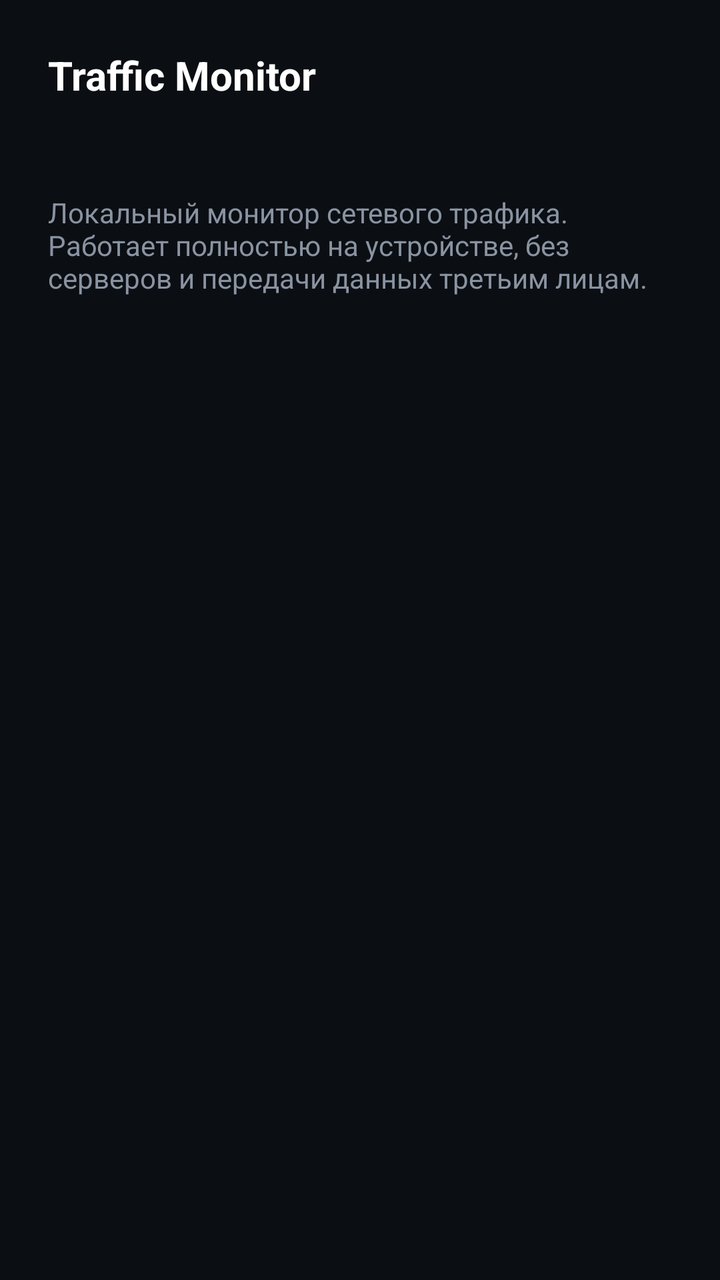
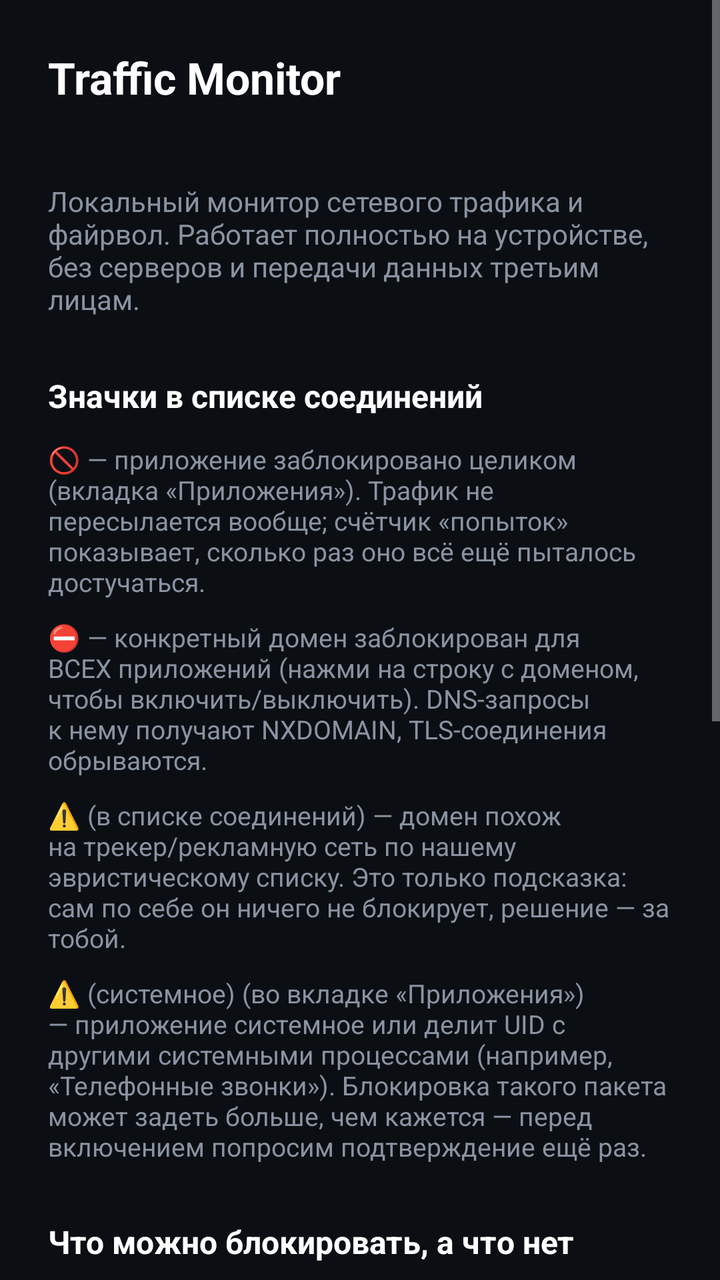

The first picture is an Android layout as it rendered before a commit; the second is the same layout after the commit. The layout source and the unified diff follow.
<!-- AndroidManifest.xml: application theme Theme.TrafficMonitor -->
<!-- res/layout/fragment_settings.xml -->
<?xml version="1.0" encoding="utf-8"?>
<LinearLayout xmlns:android="http://schemas.android.com/apk/res/android"
    android:layout_width="match_parent"
    android:layout_height="match_parent"
    android:orientation="vertical"
    android:background="@color/app_background"
    android:padding="24dp">

    <TextView
        android:layout_width="match_parent"
        android:layout_height="wrap_content"
        android:text="Traffic Monitor"
        android:textColor="@color/app_text_primary"
        android:textSize="20sp"
        android:textStyle="bold" />

    <TextView
        android:id="@+id/settingsVersion"
        android:layout_width="match_parent"
        android:layout_height="wrap_content"
        android:layout_marginTop="4dp"
        android:textColor="@color/app_text_secondary"
        android:textSize="13sp" />

    <TextView
        android:layout_width="match_parent"
        android:layout_height="wrap_content"
        android:layout_marginTop="24dp"
        android:text="Локальный монитор сетевого трафика. Работает полностью на устройстве, без серверов и передачи данных третьим лицам."
        android:textColor="@color/app_text_secondary"
        android:textSize="14sp" />

</LinearLayout>
<!-- resources referenced by this layout -->
<resources>
  <color name="app_background">#0B0F14</color>
  <color name="app_text_primary">#FFFFFF</color>
  <color name="app_text_secondary">#8A93A1</color>
  <style name="Theme.TrafficMonitor" parent="Theme.MaterialComponents.NoActionBar">
          <item name="colorPrimary">@color/app_accent</item>
          <item name="colorAccent">@color/app_accent</item>
          <item name="android:windowBackground">@color/app_background</item>
          <item name="colorSurface">@color/app_surface</item>
      </style>
  <color name="app_accent">#FF3B30</color>
  <color name="app_surface">#151B24</color>
</resources>

<!-- the commit's change to res/layout/fragment_settings.xml (unified diff, before → after) -->
@@ -1,33 +1,150 @@
 <?xml version="1.0" encoding="utf-8"?>
-<LinearLayout xmlns:android="http://schemas.android.com/apk/res/android"
+<ScrollView xmlns:android="http://schemas.android.com/apk/res/android"
     android:layout_width="match_parent"
     android:layout_height="match_parent"
-    android:orientation="vertical"
-    android:background="@color/app_background"
-    android:padding="24dp">
+    android:background="@color/app_background">
 
-    <TextView
+    <LinearLayout
         android:layout_width="match_parent"
         android:layout_height="wrap_content"
-        android:text="Traffic Monitor"
-        android:textColor="@color/app_text_primary"
-        android:textSize="20sp"
-        android:textStyle="bold" />
+        android:orientation="vertical"
+        android:padding="24dp">
 
-    <TextView
-        android:id="@+id/settingsVersion"
-        android:layout_width="match_parent"
-        android:layout_height="wrap_content"
-        android:layout_marginTop="4dp"
-        android:textColor="@color/app_text_secondary"
-        android:textSize="13sp" />
+        <TextView
+            android:layout_width="match_parent"
+            android:layout_height="wrap_content"
+            android:text="@string/app_name"
+            android:textColor="@color/app_text_primary"
+            android:textSize="22sp"
+            android:textStyle="bold" />
 
-    <TextView
-        android:layout_width="match_parent"
-        android:layout_height="wrap_content"
-        android:layout_marginTop="24dp"
-        android:text="Локальный монитор сетевого трафика. Работает полностью на устройстве, без серверов и передачи данных третьим лицам."
-        android:textColor="@color/app_text_secondary"
-        android:textSize="14sp" />
+        <TextView
+            android:id="@+id/settingsVersion"
+            android:layout_width="match_parent"
+            android:layout_height="wrap_content"
+            android:layout_marginTop="4dp"
+            android:textColor="@color/app_text_secondary"
+            android:textSize="13sp" />
 
-</LinearLayout>
+        <TextView
+            android:layout_width="match_parent"
+            android:layout_height="wrap_content"
+            android:layout_marginTop="16dp"
+            android:text="Локальный монитор сетевого трафика и файрвол. Работает полностью на устройстве, без серверов и передачи данных третьим лицам."
+            android:textColor="@color/app_text_secondary"
+            android:textSize="14sp" />
+
+        
+        <TextView
+            android:layout_width="match_parent"
+            android:layout_height="wrap_content"
+            android:layout_marginTop="28dp"
+            android:text="Значки в списке соединений"
+            android:textColor="@color/app_text_primary"
+            android:textSize="16sp"
+            android:textStyle="bold" />
+
+        <TextView
+            android:layout_width="match_parent"
+            android:layout_height="wrap_content"
+            android:layout_marginTop="12dp"
+            android:text="🚫 — приложение заблокировано целиком (вкладка «Приложения»). Трафик не пересылается вообще; счётчик «попыток» показывает, сколько раз оно всё ещё пыталось достучаться."
+            android:textColor="@color/app_text_secondary"
+            android:textSize="13sp" />
+
+        <TextView
+            android:layout_width="match_parent"
+            android:layout_height="wrap_content"
+            android:layout_marginTop="10dp"
+            android:text="⛔ — конкретный домен заблокирован для ВСЕХ приложений (нажми на строку с доменом, чтобы включить/выключить). DNS-запросы к нему получают NXDOMAIN, TLS-соединения обрываются."
+            android:textColor="@color/app_text_secondary"
+            android:textSize="13sp" />
+
+        <TextView
+            android:layout_width="match_parent"
+            android:layout_height="wrap_content"
+            android:layout_marginTop="10dp"
+            android:text="⚠️ (в списке соединений) — домен похож на трекер/рекламную сеть по нашему эвристическому списку. Это только подсказка: сам по себе он ничего не блокирует, решение — за тобой."
+            android:textColor="@color/app_text_secondary"
+            android:textSize="13sp" />
+
+        <TextView
+            android:layout_width="match_parent"
+            android:layout_height="wrap_content"
+            android:layout_marginTop="10dp"
+            android:text="⚠️ (системное) (во вкладке «Приложения») — приложение системное или делит UID с другими системными процессами (например, «Телефонные звонки»). Блокировка такого пакета может задеть больше, чем кажется — перед включением попросим подтверждение ещё раз."
+            android:textColor="@color/app_text_secondary"
+            android:textSize="13sp" />
+
+        
+        <TextView
+            android:layout_width="match_parent"
+            android:layout_height="wrap_content"
+            android:layout_marginTop="28dp"
+            android:text="Что можно блокировать, а что нет"
+            android:textColor="@color/app_text_primary"
+            android:textSize="16sp"
+            android:textStyle="bold" />
+
+        <TextView
+            android:layout_width="match_parent"
+            android:layout_height="wrap_content"
+            android:layout_marginTop="12dp"
+            android:text="Безопасно: любое обычное приложение без пометки «системное» — блокируй целиком, если хочешь отрезать ему интернет. Любой домен с пометкой ⚠️ (трекер) — блокируй тапом по строке, это не ломает функционал."
+            android:textColor="@color/app_text_secondary"
+            android:textSize="13sp" />
+
+        <TextView
+            android:layout_width="match_parent"
+            android:layout_height="wrap_content"
+            android:layout_marginTop="10dp"
+            android:text="Осторожно или вообще не надо: приложения с пометкой «⚠️ (системное)» — не блокируй целиком (например, «Телефонные звонки» может сломать звонки/VoLTE). Google Play Cервисы (com.google.android.gms) — от них зависят push-уведомления и функции других приложений. «Система» (android) — часто включает DNS и базовые сетевые проверки."
+            android:textColor="@color/app_text_secondary"
+            android:textSize="13sp" />
+
+        <TextView
+            android:layout_width="match_parent"
+            android:layout_height="wrap_content"
+            android:layout_marginTop="10dp"
+            android:text="Главное правило: если сомневаешься — выбирай более точечный вариант. Блок домена (⛔) отрезает только конкретный сервис, не всё приложение. Всё обратимо одним тапом, так что можно спокойно экспериментировать."
+            android:textColor="@color/app_text_secondary"
+            android:textSize="13sp" />
+
+        
+        <TextView
+            android:layout_width="match_parent"
+            android:layout_height="wrap_content"
+            android:layout_marginTop="28dp"
+            android:text="Разработка"
+            android:textColor="@color/app_text_primary"
+            android:textSize="16sp"
+            android:textStyle="bold" />
+
+        <TextView
+            android:layout_width="match_parent"
+            android:layout_height="wrap_content"
+            android:layout_marginTop="12dp"
+            android:text="Идея, дизайн, тестирование: ram\nГенерация кода: Claude Code (Anthropic)\nКонсультация: DeepSeek"
+            android:textColor="@color/app_text_secondary"
+            android:textSize="13sp" />
+
+        <TextView
+            android:id="@+id/settingsGithubLink"
+            android:layout_width="match_parent"
+            android:layout_height="wrap_content"
+            android:layout_marginTop="10dp"
+            android:autoLink="web"
+            android:text="https://github.com/ramatafu/TrafficMonitor"
+            android:textColor="@color/app_accent"
+            android:textSize="13sp" />
+
+        <TextView
+            android:layout_width="match_parent"
+            android:layout_height="wrap_content"
+            android:layout_marginTop="10dp"
+            android:text="Лицензия: GNU General Public License v3.0 (GPLv3)"
+            android:textColor="@color/app_text_secondary"
+            android:textSize="13sp" />
+
+    </LinearLayout>
+</ScrollView>
<!-- resource entries referenced after the edit -->
@@ -1,15 +1,16 @@
 <!-- resources referenced by this layout -->
 <resources>
+  <color name="app_accent">#FF3B30</color>
   <color name="app_background">#0B0F14</color>
   <color name="app_text_primary">#FFFFFF</color>
   <color name="app_text_secondary">#8A93A1</color>
+  <string name="app_name">Traffic Monitor</string>
   <style name="Theme.TrafficMonitor" parent="Theme.MaterialComponents.NoActionBar">
           <item name="colorPrimary">@color/app_accent</item>
           <item name="colorAccent">@color/app_accent</item>
           <item name="android:windowBackground">@color/app_background</item>
           <item name="colorSurface">@color/app_surface</item>
       </style>
-  <color name="app_accent">#FF3B30</color>
   <color name="app_surface">#151B24</color>
 </resources>
 
